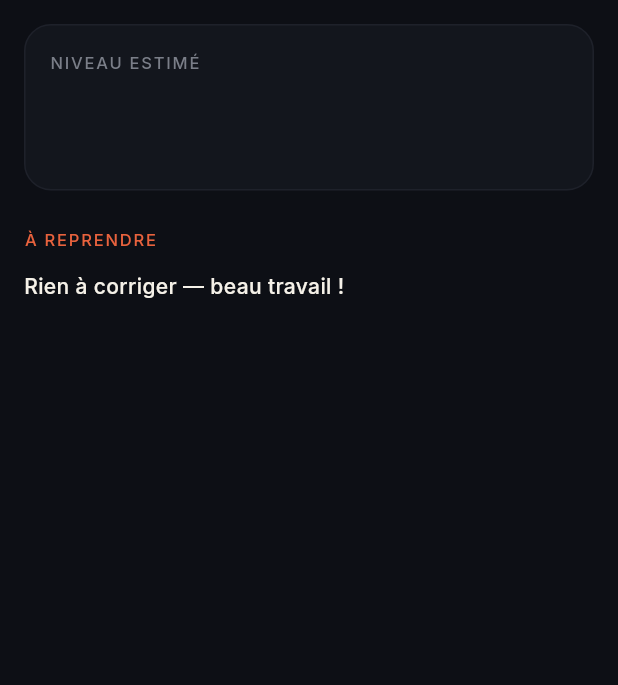
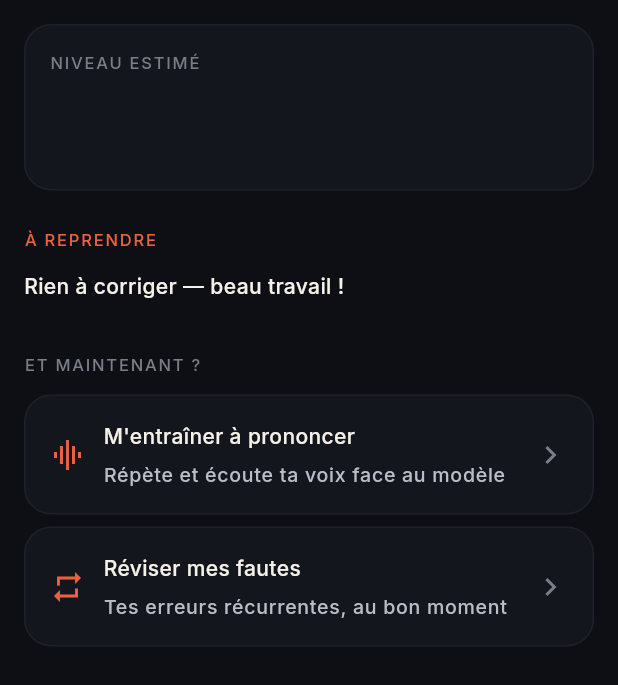
Before and after one commit to ouedraogoissouf2012/APM, a Flutter app: the _DebriefBody widget shown alone on an empty page, opened directly with empty values, on a phone screen of 412 x 824 dp. Shown: the top 685 px of the screen. Run offline on Flutter 3.47's test engine with Material 3 defaults, Android fonts, the phone set to English and light mode, and no system bars; our stand-ins replace audioplayers, dio, flutter_riverpod, flutter_secure_storage, flutter_tts, go_router and 2 more; missing offline and left inert: dart:js_interop, record; accounts and stored records are empty; network calls fail.

Commit message:
feat(mobile): le débrief propose les étapes suivantes (fin de l'impasse debrief→Home) (Refs #198)
1er incrément du parcours mission guidé (#198, enfant de l'epic #124). La vérif
adversariale de la boucle de maîtrise a montré que le flux mission dead-endait au
débrief (seul un bouton Home), aucune étape ne s'enchaînant.

Le débrief propose désormais une section « et maintenant ? » avec deux CTA vers
les étapes suivantes existantes :
- « M'entraîner à prononcer » → Mode Écho (miroir vocal A/B).
- « Réviser mes fautes » → révision espacée (SRS).

Premier maillon concret du parcours ; les suivants (reformulation #200, preuve
audible #199, mission suivante ciblée mémoire #201) viendront PR par PR.

Tests : le débrief affiche les CTA et navigue vers Écho/Révision. flutter analyze +
flutter test verts (330 passed).

Co-Authored-By: Claude Opus 4.8 <noreply@anthropic.com>

```diff
--- a/mobile/lib/src/ui/debrief/widgets/debrief_screen.dart
+++ b/mobile/lib/src/ui/debrief/widgets/debrief_screen.dart
@@ -87,7 +87,92 @@ class _DebriefBody extends StatelessWidget {
         const SizedBox(height: AppSpacing.xl),
         _ToReview(errors: debrief.errors),
         const SizedBox(height: AppSpacing.xxl),
+        // The mastery loop doesn't dead-end at the debrief (#198): offer the next
+        // steps — hear your own voice against the model, and review your errors —
+        // instead of only a Home button.
+        const _NextSteps(),
+        const SizedBox(height: AppSpacing.xxl),
       ],
+    );
+  }
+}
+
+/// "Et maintenant ?" — the post-debrief step of the guided journey. Chains the
+/// feedback into the voice mirror and the spaced review (existing screens).
+class _NextSteps extends StatelessWidget {
+  const _NextSteps();
+
+  @override
+  Widget build(BuildContext context) {
+    return Column(
+      crossAxisAlignment: CrossAxisAlignment.start,
+      children: [
+        const OverlineText('et maintenant ?'),
+        const SizedBox(height: AppSpacing.md),
+        _NextStepButton(
+          navKey: const Key('debrief_next_echo'),
+          icon: Icons.graphic_eq,
+          title: "M'entraîner à prononcer",
+          subtitle: 'Répète et écoute ta voix face au modèle',
+          onTap: () => context.push(Routes.echo),
+        ),
+        const SizedBox(height: AppSpacing.sm),
+        _NextStepButton(
+          navKey: const Key('debrief_next_review'),
+          icon: Icons.repeat,
+          title: 'Réviser mes fautes',
+          subtitle: 'Tes erreurs récurrentes, au bon moment',
+          onTap: () => context.push(Routes.review),
+        ),
+      ],
+    );
+  }
+}
+
+class _NextStepButton extends StatelessWidget {
+  const _NextStepButton({
+    required this.navKey,
+    required this.icon,
+    required this.title,
+    required this.subtitle,
+    required this.onTap,
+  });
+
+  final Key navKey;
+  final IconData icon;
+  final String title;
+  final String subtitle;
+  final VoidCallback onTap;
+
+  @override
+  Widget build(BuildContext context) {
+    final colors = context.colors;
+    return InkWell(
+      key: navKey,
+      onTap: onTap,
+      borderRadius: BorderRadius.circular(AppRadius.hero),
+      child: _Panel(
+        child: Row(
+          children: [
+            Icon(icon, color: colors.accent),
+            const SizedBox(width: AppSpacing.md),
+            Expanded(
+              child: Column(
+                crossAxisAlignment: CrossAxisAlignment.start,
+                children: [
+                  Text(title, style: AppType.body(colors.textPrimary)),
+                  const SizedBox(height: AppSpacing.xs),
+                  Text(
+                    subtitle,
+                    style: AppType.label(colors.textSecondary).copyWith(fontSize: 13),
+                  ),
+                ],
+              ),
+            ),
+            Icon(Icons.chevron_right, color: colors.textMuted),
+          ],
+        ),
+      ),
     );
   }
 }
```
Also changed, not shown: 1 other file.
